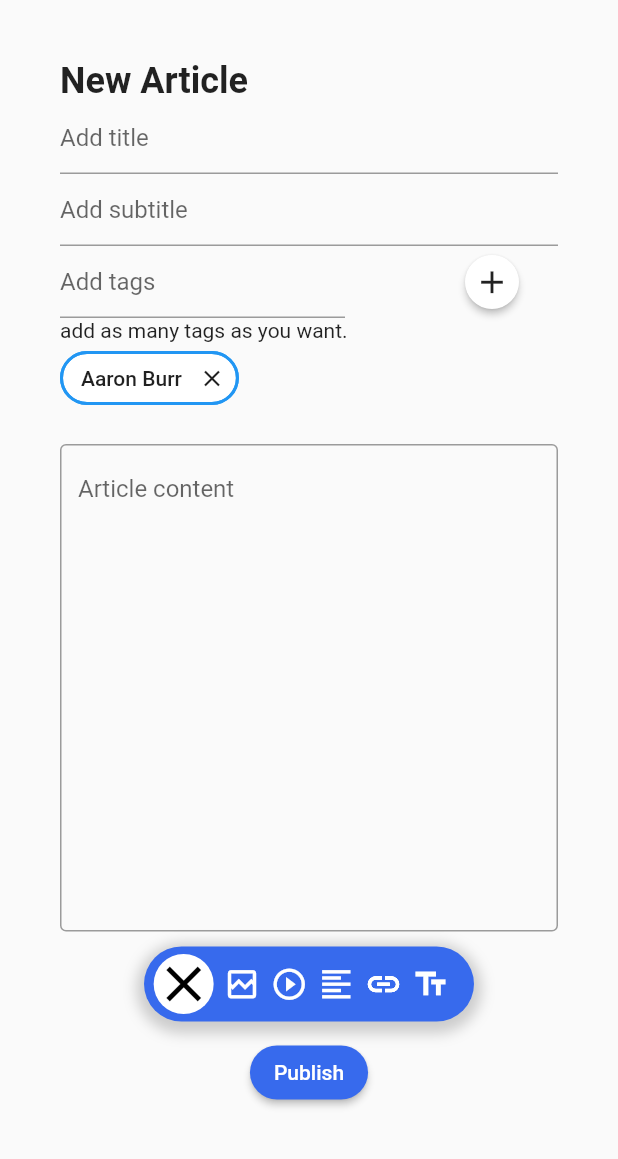
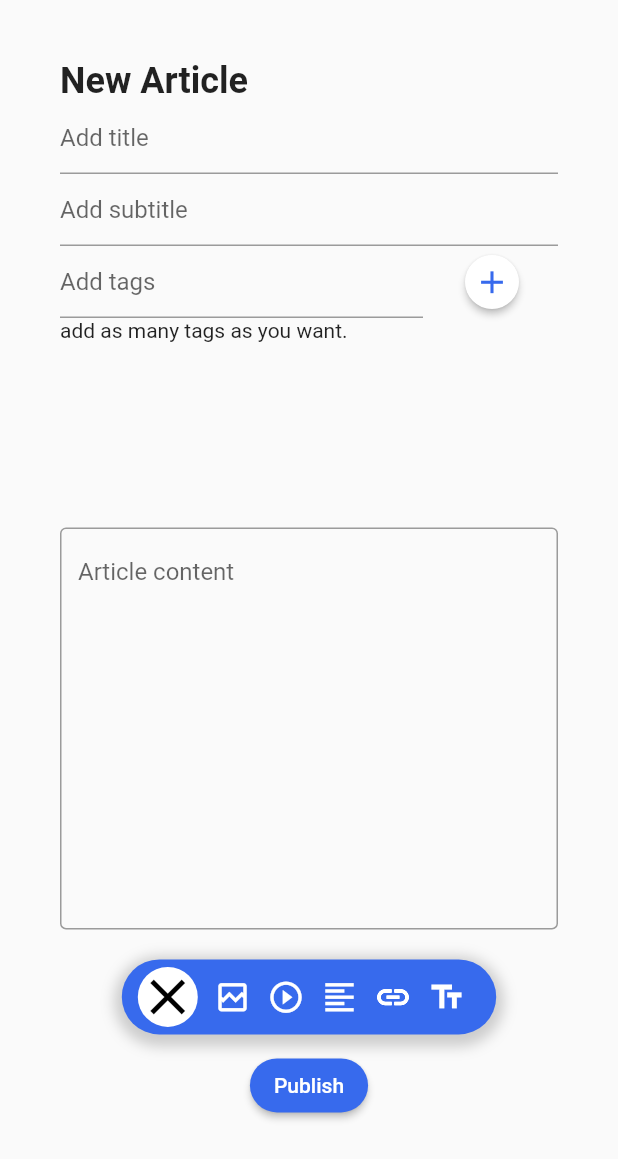
Before and after one commit to RealEskalate/Mobile-Practice, a Flutter app: the screen it shows after launch, after a tap on the "add" icon, on a phone screen of 412 x 824 dp. Shown: the top 1159 px of the screen. Run offline on Flutter 3.47's test engine with Material 2 defaults, Android fonts, the light colour scheme and no system bars.

Commit message:
[mobile] added the tags feature to new_articles page

```diff
--- a/start_project_blog_g2/lib/screens/new_article.dart
+++ b/start_project_blog_g2/lib/screens/new_article.dart
@@ -11,19 +11,28 @@ class NewArticlePage extends StatefulWidget {
 
 class _MyHomePageState extends State<NewArticlePage> {
   final _formKey = GlobalKey<FormState>();
+  final tagController = TextEditingController();
+
+  final listOfTags = [];
 
   @override
   Widget build(BuildContext context) {
+    double width = MediaQuery.of(context).size.width;
+    double height = MediaQuery.of(context).size.height;
+
     return Scaffold(
-      body: ListView(
-        padding: EdgeInsets.fromLTRB(40, 40, 40, 0), children: [
-        Column(
+      body: SingleChildScrollView(
+        child: Padding(
+          padding: const EdgeInsets.all(40.0),
+          child: Column(
             crossAxisAlignment: CrossAxisAlignment.start,
             children: <Widget>[
+              // header text
               const Text(
                 "New Article",
                 style: TextStyle(fontSize: 24, fontWeight: FontWeight.bold),
               ),
+              // The form
               Form(
                 key: _formKey,
                 child: Column(
@@ -39,10 +48,10 @@ class _MyHomePageState extends State<NewArticlePage> {
                         return null;
                       },
                     ),
-
                     // Add subtitle field
                     TextFormField(
-                    decoration: const InputDecoration(hintText: "Add subtitle"),
+                      decoration:
+                          const InputDecoration(hintText: "Add subtitle"),
                       validator: (value) {
                         if (value == null || value.isEmpty) {
                           return 'Please enter some text';
@@ -50,17 +59,16 @@ class _MyHomePageState extends State<NewArticlePage> {
                         return null;
                       },
                     ),
-
-                  // Add tags field
+                    // Add tags field and add icon
                     Row(
                       mainAxisAlignment: MainAxisAlignment.spaceBetween,
                       children: [
                         // add tags field
                         Container(
-                        width: 190,
+                          width: width - 170,
                           child: TextFormField(
-                          decoration:
-                              const InputDecoration(hintText: "Add tags"),
+                            controller: tagController,
+                            decoration: const InputDecoration(hintText: "Add tags"),
                             validator: (value) {
                               if (value == null || value.isEmpty) {
                                 return 'Please enter some text';
@@ -70,16 +78,21 @@ class _MyHomePageState extends State<NewArticlePage> {
                           ),
                         ),
 
-                      // add icon for adding tags. the onPressed function is to be done soon.
+                        // add icon for adding tags.
                         RawMaterialButton(
-                        onPressed: () {},
+                          onPressed: () {
+                            String newTagValue = tagController.text;
+                            if (newTagValue.isNotEmpty &
+                                !listOfTags.contains(newTagValue) & (newTagValue.length<=11)) {
+                              listOfTags.add(newTagValue);
+                              setState(() {});
+                            }
+                          },
                           elevation: 2.0,
                           fillColor: Colors.white,
-                        child: Icon(
-                          Icons.add,
-                          size: 25.0,
-                        ),
-                        padding: EdgeInsets.all(0),
+                          hoverColor: Colors.black12,
+                          child: Icon(Icons.add,
+                              size: 25.0, color: Color(0xff376AED)),
                           shape: const CircleBorder(),
                         ),
                       ],
@@ -87,42 +100,24 @@ class _MyHomePageState extends State<NewArticlePage> {
                     Text(
                       "add as many tags as you want.",
                     ),
-
-                  Chip(
-                      side: BorderSide(color: Colors.blue, width: 2),
-                      backgroundColor: Colors.white,
-                      label: const Text('Aaron Burr'),
-                      deleteIcon: Icon(
-                        Icons.close,
+                    // Display the tags
+                    SizedBox(
+                      height: height * 0.15,
+                      child: buildTags()
                       ),
-                      onDeleted: () {
-                        setState(() {});
-                      }),
-
-                  Container(),
-
                     // Article content
-                  Padding(
-                    padding: const EdgeInsets.fromLTRB(0, 20, 0, 0),
-                    child: TextFormField(
-                      maxLines: 15,
+                    TextFormField(
+                      maxLines: 12,
                       decoration: InputDecoration(
                         border: OutlineInputBorder(),
                         hintText: 'Article content',
                       ),
                     ),
-                  ),
-
-                  SizedBox(
-                    height: 10,
-                  ),
-
-                  // Cut, image, video, pdf, links, Texts Icons
-                  Padding(
-                    padding: const EdgeInsets.fromLTRB(0, 0, 0, 0),
-                    child: Center(
+                    // Close, image, video, pdf, links, Texts Icons
+                    Center(
                       child: Container(
-                        width: 220,
+                        margin: EdgeInsets.only(top: 20),
+                        width: width * 0.8 - 80,
                         height: 50,
                         decoration: BoxDecoration(
                             color: Color(0xff376AED),
@@ -132,7 +127,7 @@ class _MyHomePageState extends State<NewArticlePage> {
                                 color: Colors.grey.withOpacity(0.5),
                                 spreadRadius: 5,
                                 blurRadius: 7,
-                                offset: Offset(0, 3), // changes position of shadow
+                                offset: Offset(0, 3),
                               ),
                             ]
                           ),
@@ -142,57 +137,37 @@ class _MyHomePageState extends State<NewArticlePage> {
                             SizedBox(
                               width: 0.01,
                             ),
+                            // close icon
                             Container(
                               decoration: BoxDecoration(
                                   color: Colors.white,
                                   borderRadius: BorderRadius.all(Radius.circular(200))),
-                              child: Icon(
-                                Icons.close,
-                                size: 40,
-                                color: Colors.black,
+                              child: Icon(Icons.close,size: 40, color: Colors.black,),
                               ),
+                            // add photo icon
+                            Container(
+                              child: Icon(Icons.broken_image_outlined, size: 25, color: Colors.white,),
                               ),
+                            // add video icon
                             Container(
-                              child: Icon(
-                                Icons.broken_image_outlined,
-                                size: 25,
-                                color: Colors.white,
+                              child: Icon(Icons.play_circle_outline_outlined, size: 25,color: Colors.white,),
                               ),
+                            // add texts icon
+                            Container(
+                              child: Icon(Icons.format_align_left_sharp, size: 25, color: Colors.white,),
                               ),
+                            // add links icon
                             Container(
-                              child: Icon(
-                                Icons.play_circle_outline_outlined,
-                                size: 25,
-                                color: Colors.white,
+                              child: Icon(Icons.link_sharp, size: 25, color: Colors.white,),
                               ),
+                            // add texts icon
+                            Container(
+                              child: Icon(Icons.text_fields_outlined, size: 25, color: Colors.white,),
                               ),
-                            Container(
-                              child: Icon(
-                                Icons.format_align_left_sharp,
-                                size: 25,
-                                color: Colors.white,
-                              ),
-                            ),
-                            Container(
-                              child: Icon(
-                                Icons.link_sharp,
-                                size: 25,
-                                color: Colors.white,
-                              ),
-                            ),
-                            Container(
-                              child: Icon(
-                                Icons.text_fields_outlined,
-                                size: 25,
-                                color: Colors.white,
-                              ),
-                            ),
-
                             SizedBox(
                               width: 10,
                               )
                             ],
-                        ),
                           ),
                         ),
                       ),
@@ -204,15 +179,15 @@ class _MyHomePageState extends State<NewArticlePage> {
                         child: ElevatedButton(
                           style: ButtonStyle(
                             backgroundColor: MaterialStateProperty.all(Color(0xff376AED)),
-                            shape: MaterialStateProperty.all<
-                                RoundedRectangleBorder>(RoundedRectangleBorder(
+                            shape: MaterialStateProperty.all<RoundedRectangleBorder>(RoundedRectangleBorder(
                               borderRadius: BorderRadius.circular(18.0),
                             )),
                           ),
                           onPressed: () {
                             if (_formKey.currentState!.validate()) {
                               ScaffoldMessenger.of(context).showSnackBar(
-                              const SnackBar(content: Text('Processing Data')),
+                                const SnackBar(
+                                    content: Text('Processing Data')),
                               );
                             }
                           },
@@ -225,7 +200,43 @@ class _MyHomePageState extends State<NewArticlePage> {
               ),
             ],
           ),
-      ]),
+        ),
+      ),
+    );
+  }
+
+  Widget buildTags() {
+    return GridView.builder(
+      gridDelegate: SliverGridDelegateWithFixedCrossAxisCount(
+        crossAxisCount: 2,
+        crossAxisSpacing: 0,
+        mainAxisSpacing: 0,
+        childAspectRatio: 3.5,
+      ),
+      scrollDirection: Axis.vertical,
+      itemCount: listOfTags.length,
+      itemBuilder: (context, index) {
+        return Row(
+          children: [
+            Chip(
+                side: BorderSide(color: Color(0xff376AED), width: 2),
+                backgroundColor: Colors.white,
+                label: Text(listOfTags[index]),
+                deleteIcon: Container(
+                  decoration: BoxDecoration(
+                      color: Colors.black12,
+                      borderRadius: BorderRadius.all(Radius.circular(200))),
+                  child: Icon(
+                    Icons.close,
+                  ),
+                ),
+                onDeleted: () {
+                  listOfTags.remove(listOfTags[index]);
+                  setState(() {});
+                }),
+          ],
+        );
+      },
     );
   }
 }
```
Lines whose indentation alone changed are shown as unchanged.
